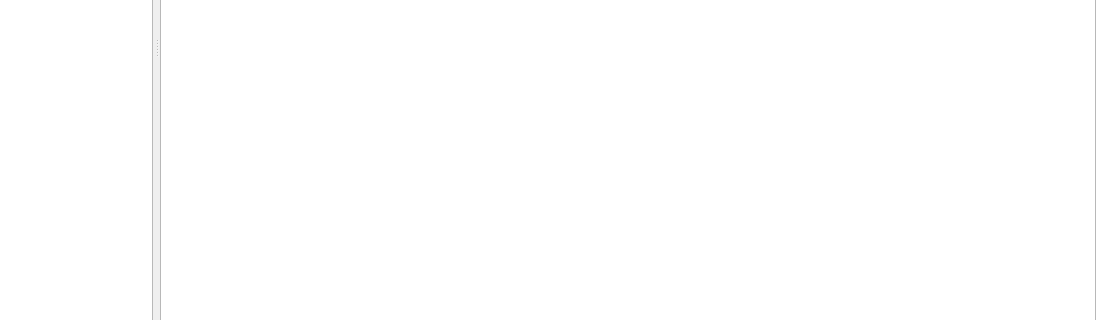
This is source/Nuclei.ui in martukas/nuclei as Qt 5 draws it before an edit; both pictures show x 104 to 1200 and y 399 to 719 of the 1200 by 884 pixel window. The edited form follows.
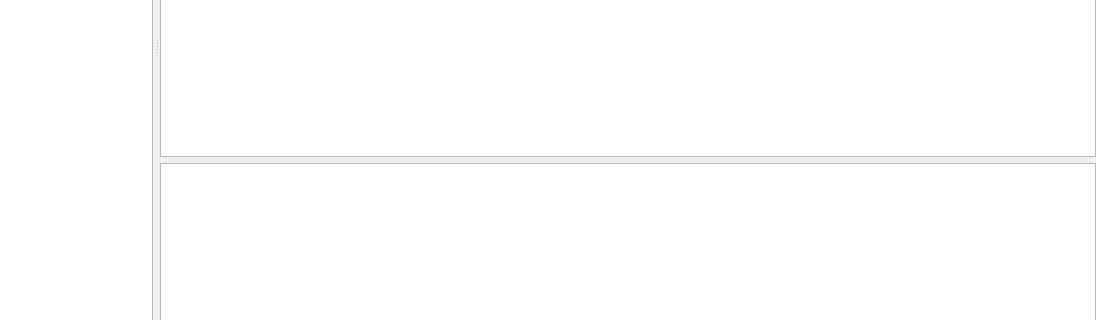
This is the edited form. Icons and pictures are not drawn. Custom widgets are drawn as their Qt base class.

What changed in the file:
```diff
--- a/source/Nuclei.ui
+++ b/source/Nuclei.ui
@@ -46,6 +46,16 @@
         </property>
        </widget>
       </item>
+      <item>
+       <widget class="QTextBrowser" name="textBrowser">
+        <property name="maximumSize">
+         <size>
+          <width>16777215</width>
+          <height>300</height>
+         </size>
+        </property>
+       </widget>
+      </item>
      </layout>
     </item>
    </layout>
```
